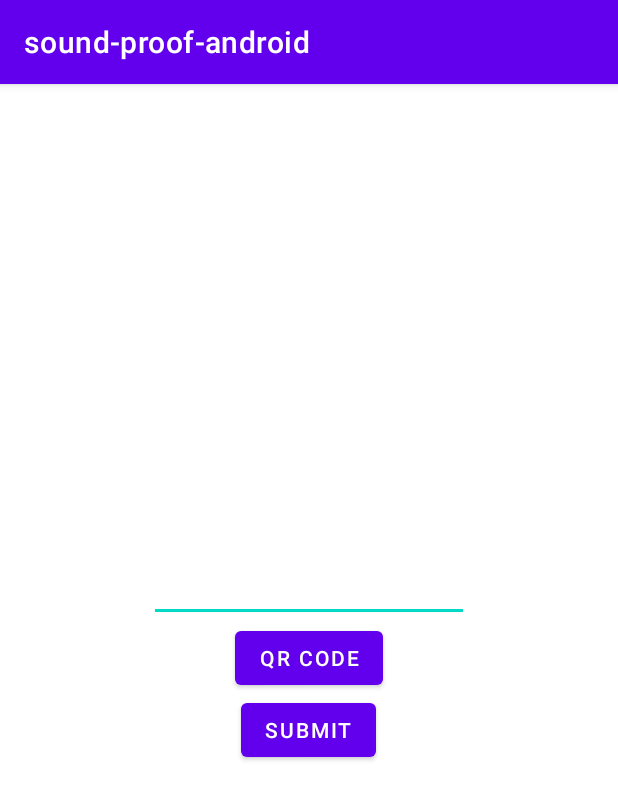
After one commit to bluewl/sound-proof-android, an Android app: the fragment ConnectFragment shown on its own in the app's theme, on a phone screen of 412 x 824 dp. The commit adds this screen. Shown: the top 800 px of the screen. Run offline under Robolectric (Android 15) with nearby library versions, the phone set to English and light mode, and no system bars.

Commit message:
Implemented a quick UI for connect fragment

```diff
--- a/app/build.gradle
+++ b/app/build.gradle
@@ -39,6 +39,8 @@ dependencies {
     implementation 'androidx.lifecycle:lifecycle-viewmodel-ktx:2.3.1'
     implementation 'androidx.navigation:navigation-fragment:2.3.5'
     implementation 'androidx.navigation:navigation-ui:2.3.5'
+    implementation 'com.journeyapps:zxing-android-embedded:4.1.0'
+    implementation 'androidx.legacy:legacy-support-v4:1.0.0'
     testImplementation 'junit:junit:4.13.2'
     androidTestImplementation 'androidx.test.ext:junit:1.1.3'
     androidTestImplementation 'androidx.test.espresso:espresso-core:3.4.0'
--- /dev/null
+++ b/app/src/main/java/com/example/sound_proof_android/ui/connect/ConnectFragment.java
@@ -0,0 +1,38 @@
+package com.example.sound_proof_android.ui.connect;
+
+import androidx.lifecycle.ViewModelProvider;
+
+import android.os.Bundle;
+
+import androidx.annotation.NonNull;
+import androidx.annotation.Nullable;
+import androidx.fragment.app.Fragment;
+
+import android.view.LayoutInflater;
+import android.view.View;
+import android.view.ViewGroup;
+
+import com.example.sound_proof_android.R;
+
+public class ConnectFragment extends Fragment {
+
+    private ConnectViewModel mViewModel;
+
+    public static ConnectFragment newInstance() {
+        return new ConnectFragment();
+    }
+
+    @Override
+    public View onCreateView(@NonNull LayoutInflater inflater, @Nullable ViewGroup container,
+                             @Nullable Bundle savedInstanceState) {
+        return inflater.inflate(R.layout.connect_fragment, container, false);
+    }
+
+    @Override
+    public void onActivityCreated(@Nullable Bundle savedInstanceState) {
+        super.onActivityCreated(savedInstanceState);
+        mViewModel = new ViewModelProvider(this).get(ConnectViewModel.class);
+        // TODO: Use the ViewModel
+    }
+
+}
--- /dev/null
+++ b/app/src/main/java/com/example/sound_proof_android/ui/connect/ConnectViewModel.java
@@ -0,0 +1,7 @@
+package com.example.sound_proof_android.ui.connect;
+
+import androidx.lifecycle.ViewModel;
+
+public class ConnectViewModel extends ViewModel {
+    // TODO: Implement the ViewModel
+}
--- /dev/null
+++ b/app/src/main/res/layout/connect_fragment.xml
@@ -0,0 +1,29 @@
+<?xml version="1.0" encoding="utf-8"?>
+<LinearLayout xmlns:android="http://schemas.android.com/apk/res/android"
+    xmlns:tools="http://schemas.android.com/tools"
+    android:layout_width="match_parent"
+    android:layout_height="match_parent"
+    android:orientation="vertical"
+    tools:context=".ui.connect.ConnectFragment"
+    android:layout_centerInParent="true"
+    android:gravity="center">
+
+    <EditText
+        android:id="@+id/editTextNumber2"
+        android:layout_width="wrap_content"
+        android:layout_height="wrap_content"
+        android:ems="10"
+        android:inputType="number" />
+
+    <Button
+        android:id="@+id/button1"
+        android:layout_width="wrap_content"
+        android:layout_height="wrap_content"
+        android:text="QR Code" />
+
+    <Button
+        android:id="@+id/button2"
+        android:layout_width="wrap_content"
+        android:layout_height="wrap_content"
+        android:text="Submit" />
+</LinearLayout>
--- a/app/src/main/res/menu/activity_main_drawer.xml
+++ b/app/src/main/res/menu/activity_main_drawer.xml
@@ -15,6 +15,6 @@
         <item
             android:id="@+id/nav_slideshow"
             android:icon="@drawable/ic_menu_slideshow"
-            android:title="@string/menu_slideshow" />
+            android:title="@string/menu_connect" />
     </group>
 </menu>
--- a/app/src/main/res/navigation/mobile_navigation.xml
+++ b/app/src/main/res/navigation/mobile_navigation.xml
@@ -19,7 +19,7 @@
 
     <fragment
         android:id="@+id/nav_slideshow"
-        android:name="com.example.sound_proof_android.ui.slideshow.SlideshowFragment"
-        android:label="@string/menu_slideshow"
+        android:name="com.example.sound_proof_android.ui.connect.ConnectFragment"
+        android:label="@string/menu_connect"
         tools:layout="@layout/fragment_slideshow" />
 </navigation>
--- a/app/src/main/res/values/strings.xml
+++ b/app/src/main/res/values/strings.xml
@@ -10,4 +10,5 @@
     <string name="menu_home">Home</string>
     <string name="menu_gallery">Gallery</string>
     <string name="menu_slideshow">Slideshow</string>
+    <string name="menu_connect">Connect</string>
 </resources>
```
